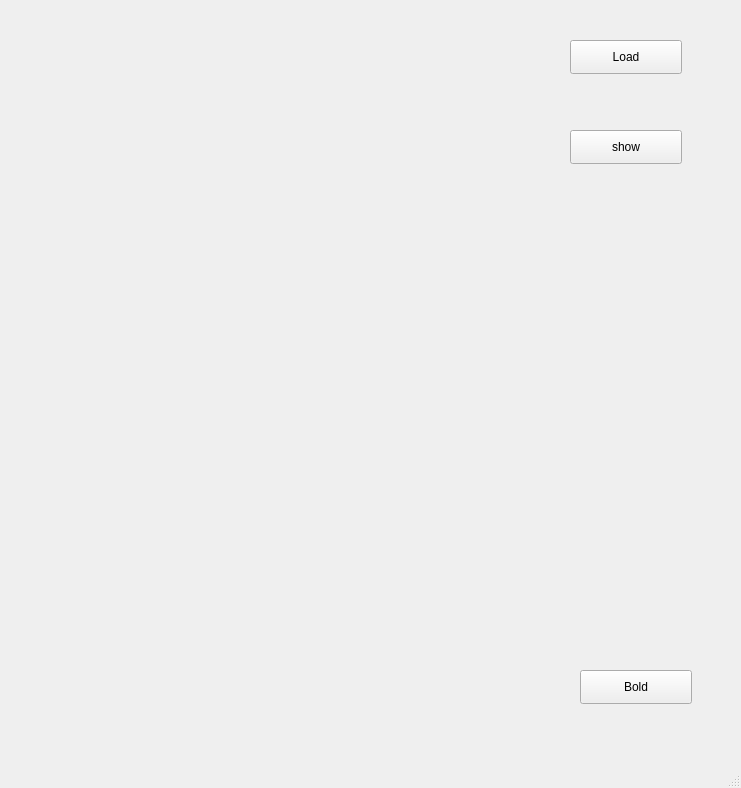
Before: the Qt Designer form MainWindow/MainWindow.ui in Beastmaster/BrainConnectivityDetection, drawn with Qt 5.
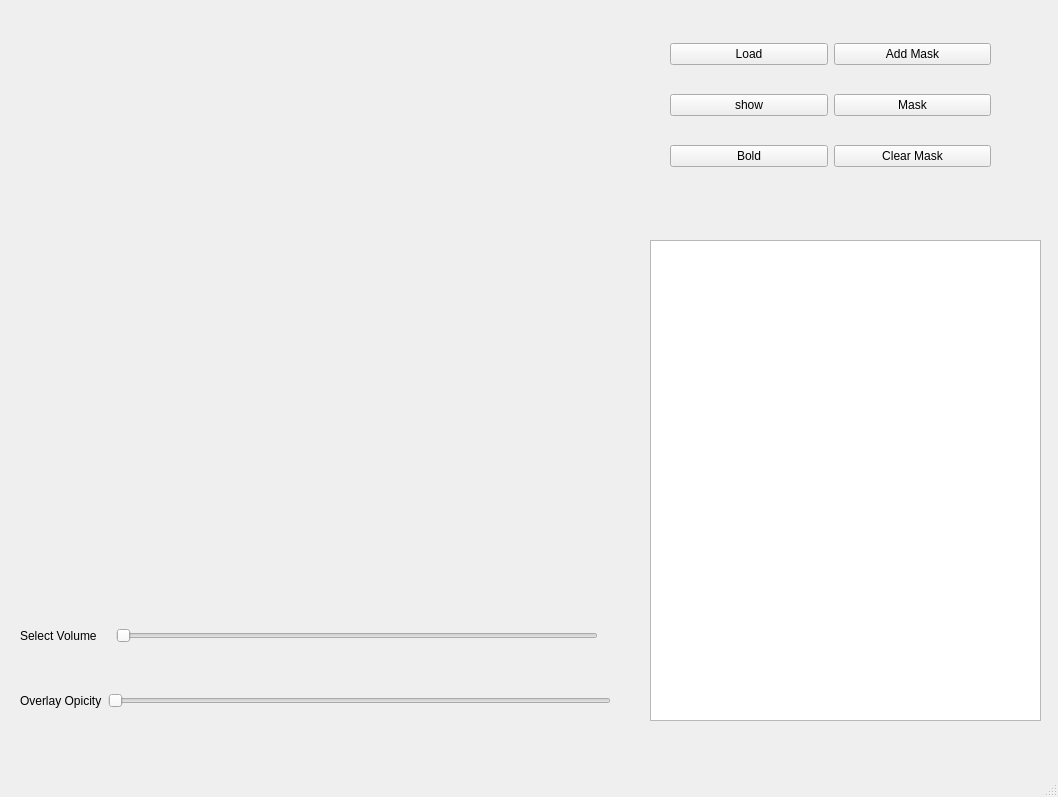
After: the same form once the commit is applied. Custom widgets are drawn as their Qt base class.

```diff
--- a/MainWindow/MainWindow.ui
+++ b/MainWindow/MainWindow.ui
@@ -6,8 +6,8 @@
    <rect>
     <x>0</x>
     <y>0</y>
-    <width>741</width>
-    <height>788</height>
+    <width>1058</width>
+    <height>797</height>
    </rect>
   </property>
   <property name="windowTitle">
@@ -17,10 +17,10 @@
    <widget class="QWidget" name="gridLayoutWidget">
     <property name="geometry">
      <rect>
-      <x>20</x>
+      <x>10</x>
       <y>10</y>
-      <width>511</width>
-      <height>531</height>
+      <width>611</width>
+      <height>591</height>
      </rect>
     </property>
     <layout class="QGridLayout" name="gridLayout">
@@ -38,44 +38,135 @@
      </item>
     </layout>
    </widget>
-   <widget class="QPushButton" name="img_load_Btn">
+   <widget class="QWidget" name="horizontalLayoutWidget">
     <property name="geometry">
      <rect>
-      <x>570</x>
-      <y>40</y>
-      <width>112</width>
-      <height>34</height>
+      <x>20</x>
+      <y>620</y>
+      <width>591</width>
+      <height>31</height>
      </rect>
     </property>
-    <property name="text">
-     <string>Load</string>
+    <layout class="QHBoxLayout" name="horizontalLayout">
+     <item>
+      <widget class="QLabel" name="label">
+       <property name="text">
+        <string>Select Volume</string>
+       </property>
+      </widget>
+     </item>
+     <item>
+      <widget class="QLabel" name="min_vol_Lab">
+       <property name="text">
+        <string/>
+       </property>
+      </widget>
+     </item>
+     <item>
+      <widget class="QSlider" name="view_vol_Slider">
+       <property name="orientation">
+        <enum>Qt::Horizontal</enum>
+       </property>
+      </widget>
+     </item>
+     <item>
+      <widget class="QLabel" name="max_vol_Lab">
+       <property name="text">
+        <string/>
+       </property>
+      </widget>
+     </item>
+    </layout>
+   </widget>
+   <widget class="QTextBrowser" name="info_Panel">
+    <property name="geometry">
+     <rect>
+      <x>650</x>
+      <y>240</y>
+      <width>391</width>
+      <height>481</height>
+     </rect>
     </property>
    </widget>
-   <widget class="QPushButton" name="show_Btn">
+   <widget class="QWidget" name="gridLayoutWidget_2">
     <property name="geometry">
      <rect>
-      <x>570</x>
-      <y>130</y>
-      <width>112</width>
-      <height>34</height>
+      <x>670</x>
+      <y>20</y>
+      <width>321</width>
+      <height>171</height>
      </rect>
     </property>
-    <property name="text">
-     <string>show</string>
-    </property>
+    <layout class="QGridLayout" name="gridLayout_2">
+     <item row="1" column="0">
+      <widget class="QPushButton" name="show_Btn">
+       <property name="text">
+        <string>show</string>
+       </property>
+      </widget>
+     </item>
+     <item row="2" column="0">
+      <widget class="QPushButton" name="bold_Btn">
+       <property name="text">
+        <string>Bold</string>
+       </property>
+      </widget>
+     </item>
+     <item row="0" column="0">
+      <widget class="QPushButton" name="img_load_Btn">
+       <property name="text">
+        <string>Load</string>
+       </property>
+      </widget>
+     </item>
+     <item row="0" column="1">
+      <widget class="QPushButton" name="add_mask_Btn">
+       <property name="text">
+        <string>Add Mask</string>
+       </property>
+      </widget>
+     </item>
+     <item row="1" column="1">
+      <widget class="QPushButton" name="mask_Btn">
+       <property name="text">
+        <string>Mask</string>
+       </property>
+      </widget>
+     </item>
+     <item row="2" column="1">
+      <widget class="QPushButton" name="clr_mask_Btn">
+       <property name="text">
+        <string>Clear Mask</string>
+       </property>
+      </widget>
+     </item>
+    </layout>
    </widget>
-   <widget class="QPushButton" name="bold_Btn">
+   <widget class="QWidget" name="horizontalLayoutWidget_2">
     <property name="geometry">
      <rect>
-      <x>580</x>
-      <y>670</y>
-      <width>112</width>
-      <height>34</height>
+      <x>20</x>
+      <y>680</y>
+      <width>591</width>
+      <height>41</height>
      </rect>
     </property>
-    <property name="text">
-     <string>Bold</string>
-    </property>
+    <layout class="QHBoxLayout" name="horizontalLayout_2">
+     <item>
+      <widget class="QLabel" name="label_2">
+       <property name="text">
+        <string>Overlay Opicity</string>
+       </property>
+      </widget>
+     </item>
+     <item>
+      <widget class="QSlider" name="set_opicity_Slider">
+       <property name="orientation">
+        <enum>Qt::Horizontal</enum>
+       </property>
+      </widget>
+     </item>
+    </layout>
    </widget>
   </widget>
   <widget class="QMenuBar" name="menubar">
```
Left out of the diff: 8 changed lines with no effect on the pictures.
